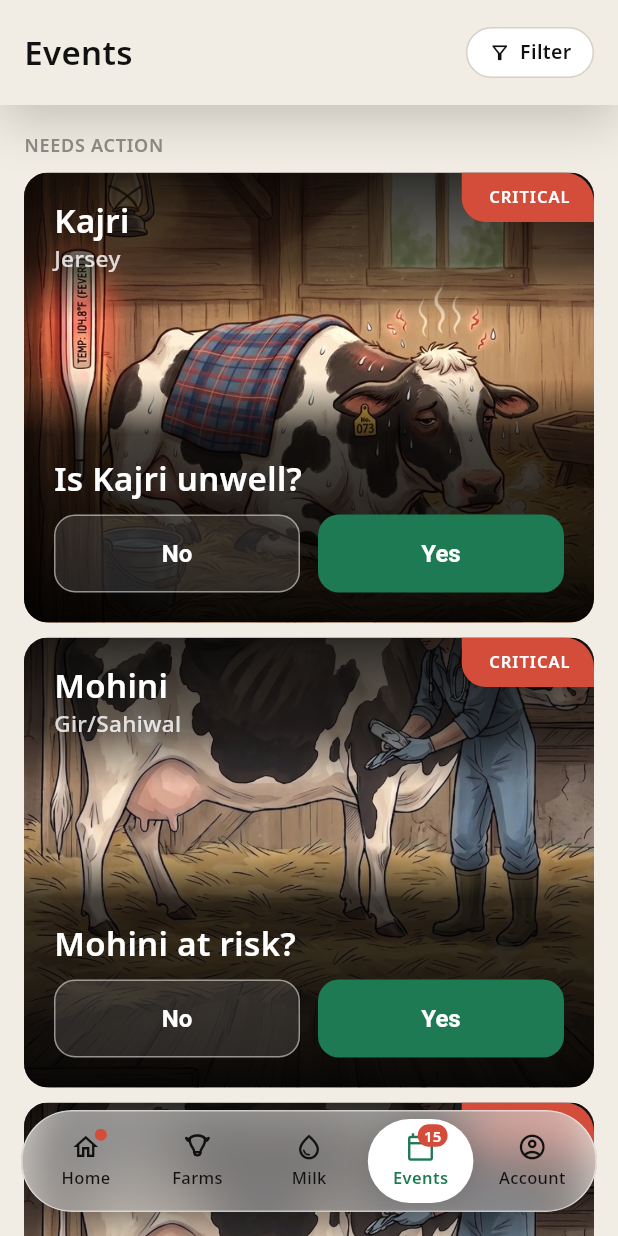
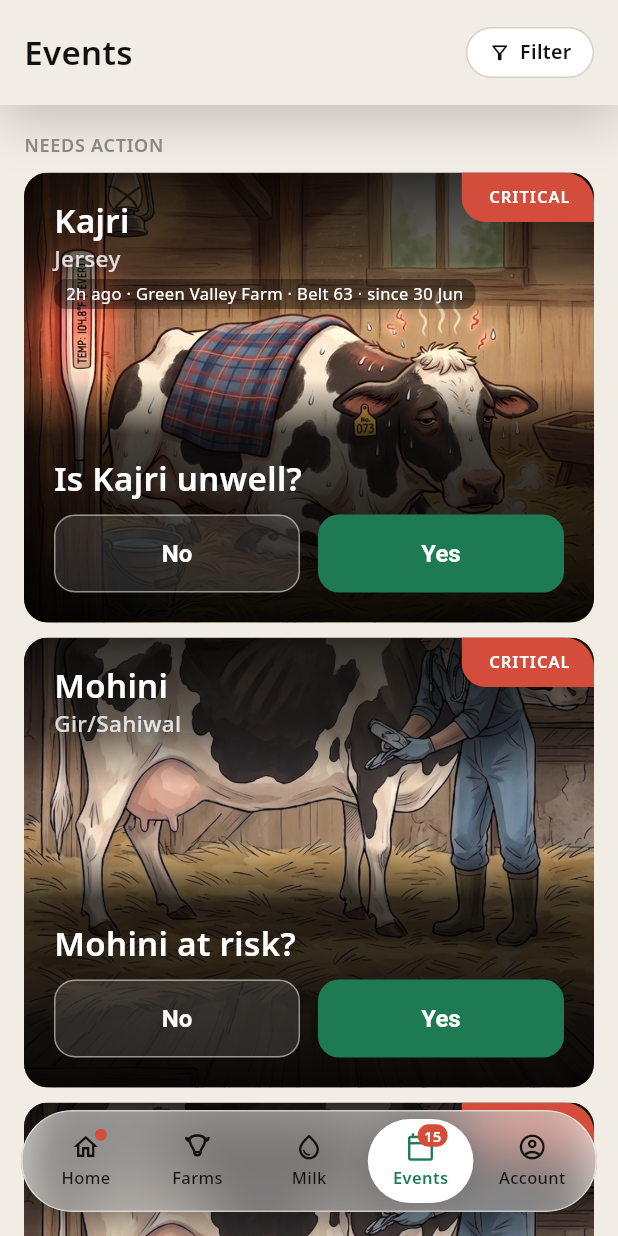
Before and after one commit to vaseey21/Vanix, a Flutter app: the EventsScreen screen opened directly with empty values, on a phone screen of 412 x 824 dp. Run offline on Flutter 3.47's test engine with Material 3 defaults, Android fonts, the phone set to English and light mode, and no system bars; our stand-ins replace flutter_svg, video_player; network calls fail.

Commit message:
auto: save changes

```diff
--- a/flutter_app/lib/screens/events_screen.dart
+++ b/flutter_app/lib/screens/events_screen.dart
@@ -471,6 +471,8 @@ class _EventsScreenState extends State<EventsScreen> {
           priority: _Priority.p0,
           channel: 'Push + SMS · Immediate vet visit',
           manager: manager,
+          timeAgo: '2h ago',
+          showOwnerContext: !widget.appState.isFarmer,
           illustrationAssets: const ['assets/images/cow_icon.png'],
           imageMode: widget.appState.displayImageMode,
           photoBg: 'assets/images/fever_photo.jpg',
```
